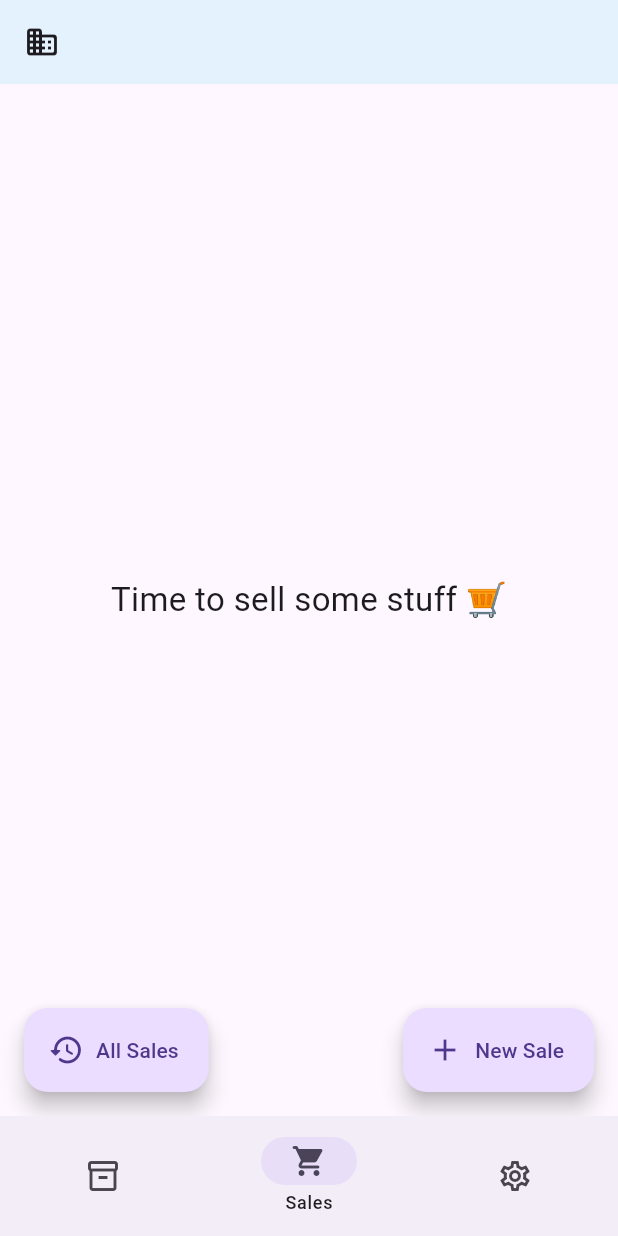
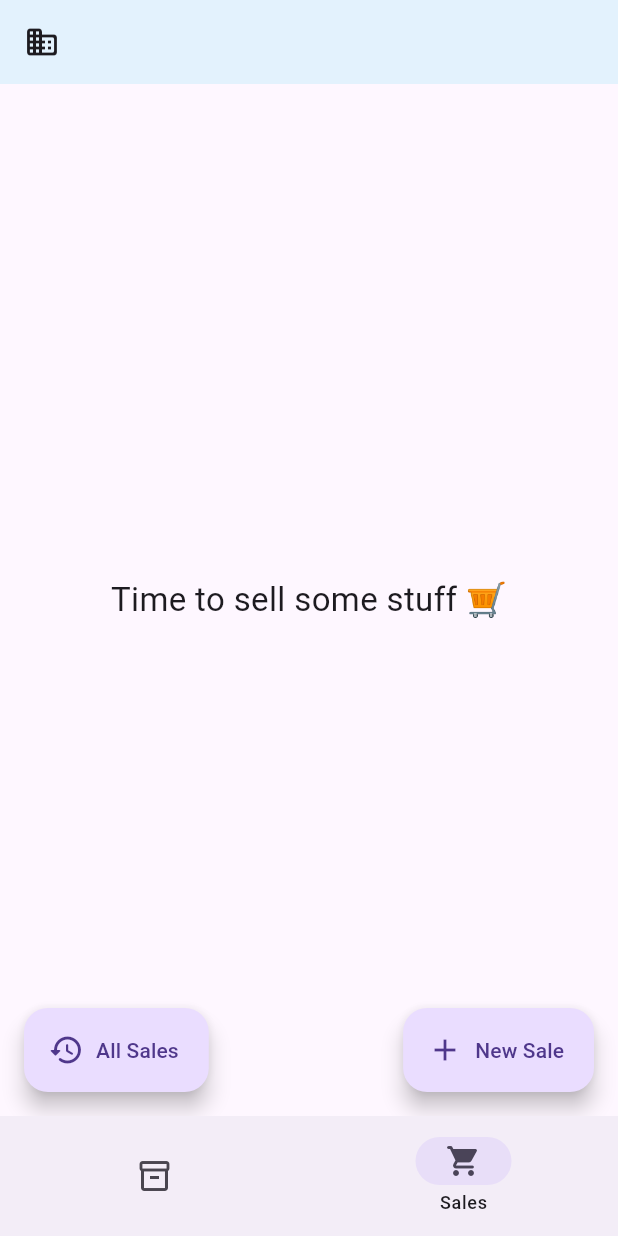
Before and after one commit to iamansuman/mobilepos, a Flutter app: the HomePage screen opened by its route, on a phone screen of 412 x 824 dp. Run offline on Flutter 3.47's test engine with Material 2 defaults, Android fonts, the phone set to English and light mode, and no system bars; our stand-ins replace just_audio, qr_flutter, shared_preferences, sqflite; missing offline and left inert: flutter_barcode_scanner; accounts and stored records are empty.

Commit message:
temporarily removed setting for version 1.0

```diff
--- a/lib/pages/home.dart
+++ b/lib/pages/home.dart
@@ -1,7 +1,7 @@
 import 'package:flutter/material.dart';
 import 'package:mobilepos/pages/inventory/inventory.dart';
 import 'package:mobilepos/pages/sales/sales.dart';
-import 'package:mobilepos/pages/settings/settings.dart';
+// import 'package:mobilepos/pages/settings/settings.dart';
 import 'package:shared_preferences/shared_preferences.dart';
 
 class HomePage extends StatefulWidget {
@@ -13,7 +13,7 @@ class HomePage extends StatefulWidget {
 }
 
 class _HomePageState extends State<HomePage> {
-  static const List<Widget> screenNavs = [Inventory(), Sales(), Settings()];
+  static const List<Widget> screenNavs = [Inventory(), Sales()]; //, Settings()];
   int currScreen = 1;
   String shopName = "Your Shop";
 
@@ -56,11 +56,12 @@ class _HomePageState extends State<HomePage> {
             icon: Icon(Icons.shopping_cart_outlined),
             selectedIcon: Icon(Icons.shopping_cart_rounded),
           ),
-          NavigationDestination(
-            label: "Settings",
-            icon: Icon(Icons.settings_outlined),
-            selectedIcon: Icon(Icons.settings),
-          ),
+          // NavigationDestination(
+          //   label: "Settings",
+          //   icon: Icon(Icons.settings_outlined),
+          //   selectedIcon: Icon(Icons.settings),
+          // ),
+          //TODO: Undo it for setting page
         ],
         onDestinationSelected: (int index) => setState(() => currScreen = index),
         labelBehavior: NavigationDestinationLabelBehavior.onlyShowSelected,
```
